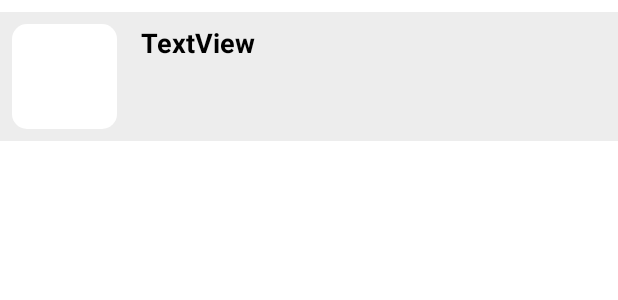
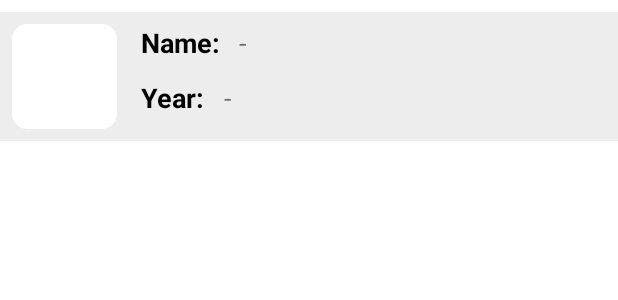
Before and after one commit to Saabithsp/MovieGo-Mobile-Application, an Android app: the layout wish_item.xml on its own in the app's theme, with its tools: preview values and no code run, on a phone screen of 412 x 824 dp. Shown: the top 300 px of the screen. Run offline under Robolectric (Android 15) with nearby library versions, the phone set to English and light mode, and no system bars; network calls fail.

```diff
--- a/app/build.gradle
+++ b/app/build.gradle
@@ -42,6 +42,8 @@ dependencies {
     implementation 'com.google.firebase:firebase-auth:23.0.0'
     implementation 'com.google.firebase:firebase-firestore:25.0.0'
     implementation 'com.google.android.material:material:1.6.0'
+    implementation "androidx.recyclerview:recyclerview:1.3.2"
+    implementation "androidx.recyclerview:recyclerview-selection:1.1.0"
     implementation libs.firebase.auth
     implementation libs.firebase.firestore
     testImplementation libs.junit
--- a/app/src/main/java/com/example/movies/Adapters/ActorsListAdapter.java
+++ b/app/src/main/java/com/example/movies/Adapters/ActorsListAdapter.java
@@ -13,7 +13,7 @@ import com.bumptech.glide.Glide;
 import com.example.movies.R;
 
 import java.util.List;
-public class ActorsListAdapter extends RecyclerView.Adapter<ActorsListAdapter.ViewHolder> {
+        public class ActorsListAdapter extends RecyclerView.Adapter<ActorsListAdapter.ViewHolder> {
     List<String> images;
     Context context;
 
--- a/app/src/main/java/com/example/movies/Adapters/FilmListAdapter.java
+++ b/app/src/main/java/com/example/movies/Adapters/FilmListAdapter.java
@@ -1,8 +1,8 @@
 package com.example.movies.Adapters;
 
+import android.annotation.SuppressLint;
 import android.content.Context;
 import android.content.Intent;
-import android.text.Layout;
 import android.view.LayoutInflater;
 import android.view.View;
 import android.view.ViewGroup;
@@ -37,7 +37,7 @@ public class FilmListAdapter extends RecyclerView.Adapter<FilmListAdapter.viewHo
     }
 
     @Override
-    public void onBindViewHolder(@NonNull FilmListAdapter.viewHolder holder, int position) {
+    public void onBindViewHolder(@NonNull FilmListAdapter.viewHolder holder, @SuppressLint("RecyclerView") int position) {
         holder.titleTxt.setText(items.getData().get(position).getTitle());
         RequestOptions requestOptions = new RequestOptions();
         requestOptions=requestOptions.transform(new CenterCrop(),new RoundedCorners(30));
@@ -69,7 +69,7 @@ public class FilmListAdapter extends RecyclerView.Adapter<FilmListAdapter.viewHo
         public viewHolder(@NonNull View itemView) {
             super(itemView);
             titleTxt=itemView.findViewById(R.id.textView17);
-            pic=itemView.findViewById(R.id.pic);
+            pic=itemView.findViewById(R.id.moviePic);
         }
     }
 }
--- a/app/src/main/res/drawable/grey_background.xml
+++ b/app/src/main/res/drawable/grey_background.xml
@@ -1,4 +1,3 @@
-<?xml version="1.0" encoding="utf-8"?>
 <?xml version="1.0" encoding="utf-8"?>
 <shape xmlns:android="http://schemas.android.com/apk/res/android">
     <solid android:color="#ededed"/> <!-- Light grey color -->
--- a/app/src/main/res/layout/activity_wishlist.xml
+++ b/app/src/main/res/layout/activity_wishlist.xml
@@ -45,7 +45,7 @@
                     android:layout_height="wrap_content"
                     android:layout_gravity="center"
                     android:layout_weight="1"
-                    android:text="My Cart"
+                    android:text="Wish List"
                     android:textAlignment="center"
                     android:textColor="@color/black"
                     android:textSize="25sp"
--- a/app/src/main/res/layout/wish_item.xml
+++ b/app/src/main/res/layout/wish_item.xml
@@ -21,7 +21,7 @@
         app:layout_constraintTop_toTopOf="parent" />
 
     <ImageView
-        android:id="@+id/pic"
+        android:id="@+id/moviePic"
         android:layout_width="64dp"
         android:layout_height="64dp"
         app:layout_constraintBottom_toBottomOf="@+id/view7"
@@ -35,11 +35,46 @@
         android:layout_width="wrap_content"
         android:layout_height="wrap_content"
         android:layout_marginStart="16dp"
-        android:text="TextView"
+        android:text="Name: "
         android:textColor="@color/black"
         android:textSize="18sp"
         android:textStyle="bold"
         app:layout_constraintStart_toEndOf="@+id/view7"
         app:layout_constraintTop_toTopOf="@+id/view7" />
 
+    <TextView
+        android:id="@+id/movieNameSpace"
+        android:layout_width="wrap_content"
+        android:layout_height="wrap_content"
+        android:layout_marginStart="8dp"
+        android:layout_marginTop="8dp"
+        android:text="-"
+        android:textSize="18sp"
+        app:layout_constraintStart_toEndOf="@+id/titleTxt"
+        app:layout_constraintTop_toTopOf="parent" />
+
+    <TextView
+        android:id="@+id/textView8"
+        android:layout_width="wrap_content"
+        android:layout_height="wrap_content"
+        android:layout_marginStart="16dp"
+        android:layout_marginTop="12dp"
+        android:text="Year: "
+        android:textColor="@color/black"
+        android:textSize="18sp"
+        android:textStyle="bold"
+        app:layout_constraintStart_toEndOf="@+id/view7"
+        app:layout_constraintTop_toBottomOf="@+id/titleTxt" />
+
+    <TextView
+        android:id="@+id/movieYearSpace"
+        android:layout_width="wrap_content"
+        android:layout_height="wrap_content"
+        android:layout_marginStart="8dp"
+        android:layout_marginTop="12dp"
+        android:text="-"
+        android:textSize="18sp"
+        app:layout_constraintStart_toEndOf="@+id/textView8"
+        app:layout_constraintTop_toBottomOf="@+id/movieNameSpace" />
+
 </androidx.constraintlayout.widget.ConstraintLayout>
```
Also changed, not shown: app/src/main/java/com/example/movies/Activities/WishlistActivity.java (+23 -6 lines), app/src/main/java/com/example/movies/Adapters/WishlistAdapers.java (added, +57 -0 lines), app/src/main/java/com/example/movies/Domain/Wish.java (added, +31 -0 lines), app/src/main/res/layout/viewholder_film.xml (+4 -4 lines).
